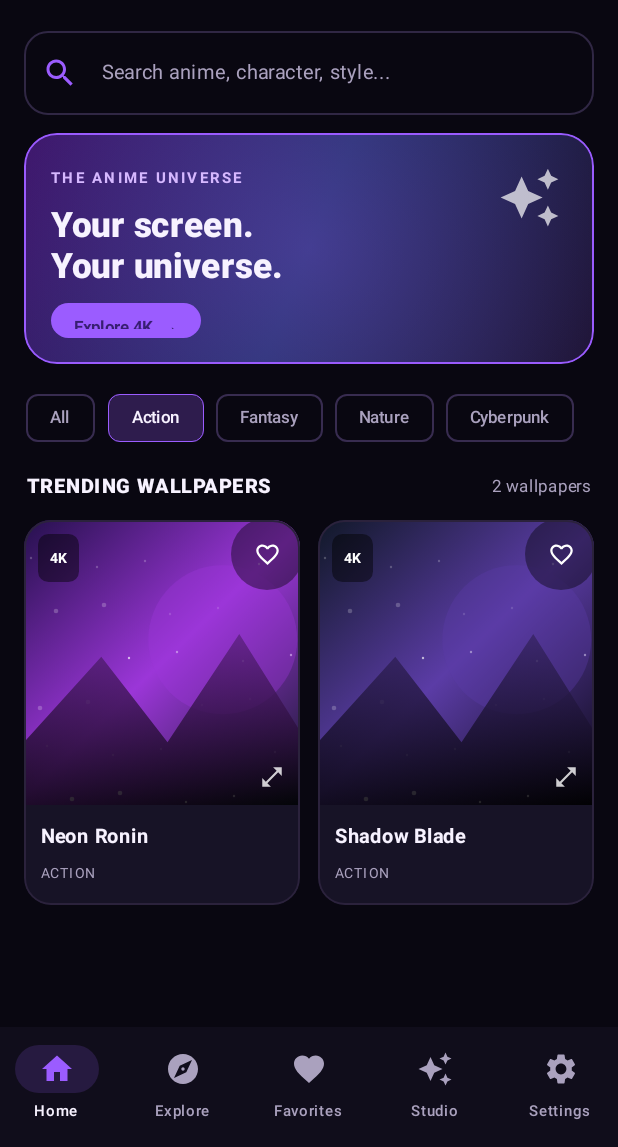
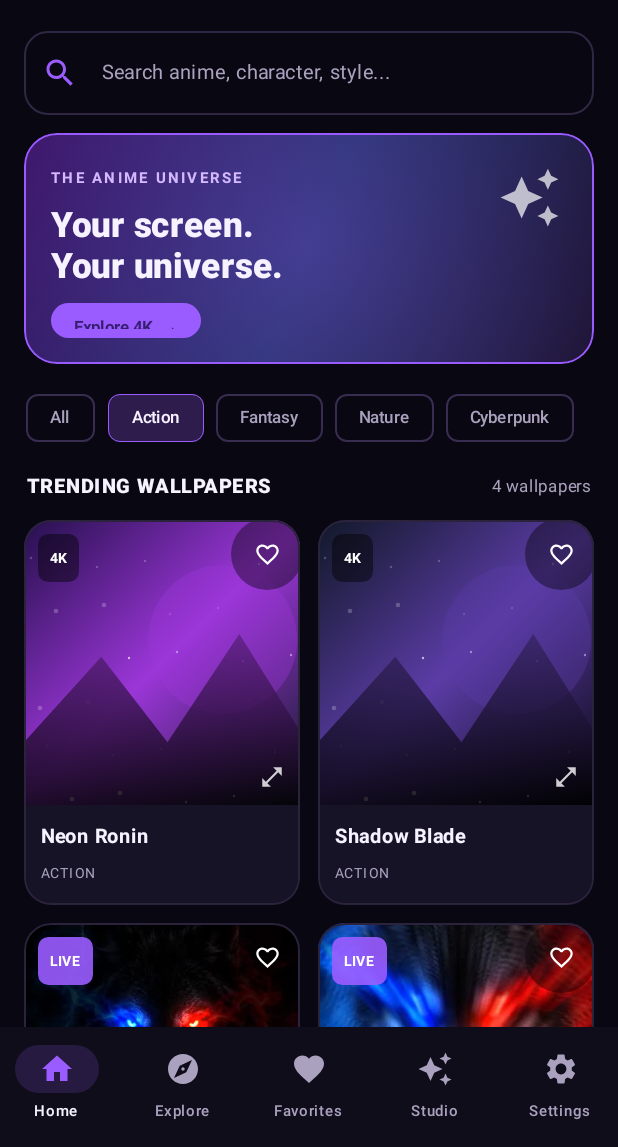
Before and after one commit to mrjaat88750-cmyk/AnimePixelPro, an Android app built with Jetpack Compose: the screen it shows after launch (MainActivity), after a tap on "Action", on a phone screen of 412 x 824 dp, the part 89-1236 px from its top. Run offline under Robolectric (Android 15) with nearby library versions, the phone set to English and light mode, and no system bars; 1 other tap on this screen came first.

Commit message:
Add four looping wolf video previews

```diff
--- a/app/src/main/java/com/animepixel/pro/MainActivity.kt
+++ b/app/src/main/java/com/animepixel/pro/MainActivity.kt
@@ -1,10 +1,11 @@
 package com.animepixel.pro
+import androidx.compose.animation.core.*
 
+import android.net.Uri
 import android.os.Bundle
+import android.widget.VideoView
 import androidx.activity.ComponentActivity
 import androidx.activity.compose.setContent
-import androidx.compose.animation.AnimatedVisibility
-import androidx.compose.animation.core.*
 import androidx.compose.foundation.*
 import androidx.compose.foundation.layout.*
 import androidx.compose.foundation.lazy.grid.GridCells
@@ -19,9 +20,13 @@ import androidx.compose.runtime.*
 import androidx.compose.ui.*
 import androidx.compose.ui.draw.*
 import androidx.compose.ui.graphics.*
+import androidx.compose.ui.layout.ContentScale
+import androidx.compose.ui.platform.LocalContext
+import androidx.compose.ui.res.painterResource
 import androidx.compose.ui.text.font.FontWeight
 import androidx.compose.ui.text.style.TextOverflow
 import androidx.compose.ui.unit.*
+import androidx.compose.ui.viewinterop.AndroidView
 
 private val Bg = Color(0xFF090711)
 private val Surface = Color(0xFF171326)
@@ -40,7 +45,16 @@ class MainActivity : ComponentActivity() {
     }
 }
 
-private data class Wallpaper(val id: Int, val title: String, val category: String, val colors: List<Color>, val tag: String)
+private data class Wallpaper(
+    val id: Int,
+    val title: String,
+    val category: String,
+    val colors: List<Color>,
+    val tag: String,
+    val videoRes: Int? = null,
+    val posterRes: Int? = null
+)
+
 private val wallpapers = listOf(
     Wallpaper(1, "Neon Ronin", "Action", listOf(Color(0xFF25104C), Color(0xFF9B36D8), Color(0xFF111827)), "4K"),
     Wallpaper(2, "Moonlit Sakura", "Nature", listOf(Color(0xFF401C5C), Color(0xFFDF76B8), Color(0xFF17152F)), "4K"),
@@ -49,7 +63,11 @@ private val wallpapers = listOf(
     Wallpaper(5, "Silent Horizon", "Nature", listOf(Color(0xFF153A55), Color(0xFF6C85C8), Color(0xFF17152F)), "HD"),
     Wallpaper(6, "Shadow Blade", "Action", listOf(Color(0xFF101827), Color(0xFF5B3CA6), Color(0xFF090711)), "4K"),
     Wallpaper(7, "Dream Galaxy", "Fantasy", listOf(Color(0xFF22104A), Color(0xFF4C6ACB), Color(0xFFB45CBA)), "4K"),
-    Wallpaper(8, "Tokyo Pulse", "Cyberpunk", listOf(Color(0xFF35103D), Color(0xFFE43D83), Color(0xFF14213D)), "HD")
+    Wallpaper(8, "Tokyo Pulse", "Cyberpunk", listOf(Color(0xFF35103D), Color(0xFFE43D83), Color(0xFF14213D)), "HD"),
+    Wallpaper(9, "Wolf • Crimson Storm", "Action", listOf(Color(0xFF071B35), Color(0xFF1E5C9A), Color(0xFF6B142D)), "LIVE", R.raw.wolf_blue_red, R.drawable.wolf_poster_1),
+    Wallpaper(10, "Wolf • Neon Halo", "Fantasy", listOf(Color(0xFF17133D), Color(0xFF3559A8), Color(0xFF9B3B7D)), "LIVE", R.raw.wolf_neon_halo, R.drawable.wolf_poster_2),
+    Wallpaper(11, "Wolf • Ember Spirit", "Fantasy", listOf(Color(0xFF4A1D12), Color(0xFFFF7A27), Color(0xFF25245E)), "LIVE", R.raw.wolf_ember_blue, R.drawable.wolf_poster_3),
+    Wallpaper(12, "Wolf • Electric Close-up", "Action", listOf(Color(0xFF071B35), Color(0xFF1E5C9A), Color(0xFF6B142D)), "LIVE", R.raw.wolf_blue_red_closeup, R.drawable.wolf_poster_4)
 )
 
 @Composable
@@ -103,9 +121,9 @@ private fun AnimePixelApp() {
                     }
                 }
             }
-        }
             selected?.let { w ->
                 WallpaperDetail(w, w.id in favorites, { favorites = if (w.id in favorites) favorites - w.id else favorites + w.id }, { selected = null })
+            }
         }
     }
 }
@@ -154,14 +172,19 @@ private fun AnimePixelApp() {
 @Composable private fun WallpaperCard(w: Wallpaper, favorite: Boolean, onFavorite: () -> Unit, onClick: () -> Unit) {
     Column(Modifier.fillMaxWidth().clip(RoundedCornerShape(18.dp)).background(Surface).clickable(onClick = onClick).border(1.dp, Color(0xFF2B223C), RoundedCornerShape(18.dp))) {
         Box(Modifier.fillMaxWidth().height(190.dp).background(Brush.linearGradient(w.colors))) {
+            if (w.posterRes != null) {
+                Image(painterResource(w.posterRes), contentDescription = w.title, modifier = Modifier.fillMaxSize(), contentScale = ContentScale.Crop)
+            } else {
                 WallpaperArt(w)
-            Text(w.tag, Modifier.align(Alignment.TopStart).padding(9.dp).clip(RoundedCornerShape(7.dp)).background(Color.Black.copy(alpha = .45f)).padding(horizontal = 8.dp, vertical = 4.dp), color = Color.White, fontSize = 9.sp, fontWeight = FontWeight.Bold)
+            }
+            Text(w.tag, Modifier.align(Alignment.TopStart).padding(9.dp).clip(RoundedCornerShape(7.dp)).background(if (w.videoRes != null) Purple.copy(alpha = .9f) else Color.Black.copy(alpha = .45f)).padding(horizontal = 8.dp, vertical = 4.dp), color = Color.White, fontSize = 9.sp, fontWeight = FontWeight.Bold)
+            if (w.videoRes != null) Icon(Icons.Default.PlayCircleFilled, null, Modifier.align(Alignment.Center).size(42.dp), tint = Color.White.copy(alpha = .92f))
             IconButton(onClick = onFavorite, modifier = Modifier.align(Alignment.TopEnd).padding(5.dp).size(34.dp).background(Color.Black.copy(alpha = .4f), CircleShape)) { Icon(if (favorite) Icons.Default.Favorite else Icons.Default.FavoriteBorder, null, tint = if (favorite) Pink else Color.White, modifier = Modifier.size(18.dp)) }
             Icon(Icons.Default.OpenInFull, null, Modifier.align(Alignment.BottomEnd).padding(10.dp).size(17.dp), tint = Color.White.copy(alpha = .8f))
         }
         Column(Modifier.padding(horizontal = 11.dp, vertical = 9.dp)) {
             Text(w.title, color = TextMain, fontWeight = FontWeight.Bold, fontSize = 13.sp, maxLines = 1, overflow = TextOverflow.Ellipsis)
-            Text(w.category.uppercase(), color = TextMuted, fontSize = 9.sp, letterSpacing = 1.sp)
+            Text(if (w.videoRes != null) "ANIMATED VIDEO • TAP TO PLAY" else w.category.uppercase(), color = TextMuted, fontSize = 9.sp, letterSpacing = 1.sp)
         }
     }
 }
@@ -179,12 +202,35 @@ private fun AnimePixelApp() {
     }
 }
 
+@Composable private fun VideoWallpaperPreview(videoRes: Int, modifier: Modifier = Modifier) {
+    val context = LocalContext.current
+    val videoView = remember(videoRes) {
+        VideoView(context).apply {
+            setVideoURI(Uri.parse("android.resource://${context.packageName}/$videoRes"))
+            setOnPreparedListener { player ->
+                player.isLooping = true
+                player.setVolume(0f, 0f)
+                start()
+            }
+        }
+    }
+    DisposableEffect(videoView) {
+        onDispose { videoView.stopPlayback() }
+    }
+    AndroidView(factory = { videoView }, modifier = modifier)
+}
+
 @Composable private fun WallpaperDetail(w: Wallpaper, favorite: Boolean, onFavorite: () -> Unit, onClose: () -> Unit) {
     AlertDialog(onDismissRequest = onClose, containerColor = Surface, title = { Text(w.title, color = TextMain, fontWeight = FontWeight.Bold) }, text = {
         Column {
+            if (w.videoRes != null) {
+                VideoWallpaperPreview(w.videoRes, Modifier.fillMaxWidth().height(300.dp).clip(RoundedCornerShape(18.dp)).background(Color.Black))
+            } else {
                 Box(Modifier.fillMaxWidth().height(260.dp).clip(RoundedCornerShape(18.dp)).background(Brush.linearGradient(w.colors))) { WallpaperArt(w) }
-            Spacer(Modifier.height(12.dp)); Text("${w.category}  •  ${w.tag}", color = TextMuted)
-            Text("Preview artwork is a design placeholder. Connect a licensed wallpaper source to serve real downloadable 4K images.", color = TextMuted, fontSize = 12.sp)
+            }
+            Spacer(Modifier.height(12.dp))
+            Text(if (w.videoRes != null) "${w.category}  •  LOOPING VIDEO PREVIEW" else "${w.category}  •  ${w.tag}", color = TextMuted)
+            Text(if (w.videoRes != null) "Your uploaded wolf animation is playing in a silent loop. Tap Close to stop playback." else "Preview artwork is a design placeholder. Connect a licensed wallpaper source to serve real downloadable 4K images.", color = TextMuted, fontSize = 12.sp)
         }
     }, confirmButton = { TextButton(onClick = onFavorite) { Text(if (favorite) "Remove favorite" else "Add favorite", color = Purple) } }, dismissButton = { TextButton(onClick = onClose) { Text("Close", color = TextMuted) } })
 }
@@ -228,7 +274,7 @@ private fun AnimePixelApp() {
         Card(colors = CardDefaults.cardColors(containerColor = Color(0xFF211632)), shape = RoundedCornerShape(18.dp)) {
             Column(Modifier.padding(16.dp)) { Text("GO PREMIUM", color = Color(0xFFFFD27A), fontWeight = FontWeight.Black); Text("Unlock exclusive collections and an ad-free experience.", color = TextMuted, fontSize = 12.sp); Button(onClick = {}, modifier = Modifier.padding(top = 10.dp), colors = ButtonDefaults.buttonColors(containerColor = Purple)) { Text("Explore Premium") } }
         }
-        Spacer(Modifier.height(20.dp)); Text("AnimePixel Pro • Starter UI • v1.1.0", color = TextMuted, fontSize = 10.sp)
+        Spacer(Modifier.height(20.dp)); Text("AnimePixel Pro • Wolf Video Update • v1.2.0", color = TextMuted, fontSize = 10.sp)
     }
 }
 
```
Also changed, not shown: app/src/main/res/drawable-nodpi/wolf_poster_1.jpg (added), app/src/main/res/drawable-nodpi/wolf_poster_2.jpg (added), app/src/main/res/drawable-nodpi/wolf_poster_3.jpg (added), app/src/main/res/drawable-nodpi/wolf_poster_4.jpg (added), 4 other files. Lines whose indentation alone changed are shown as unchanged.
